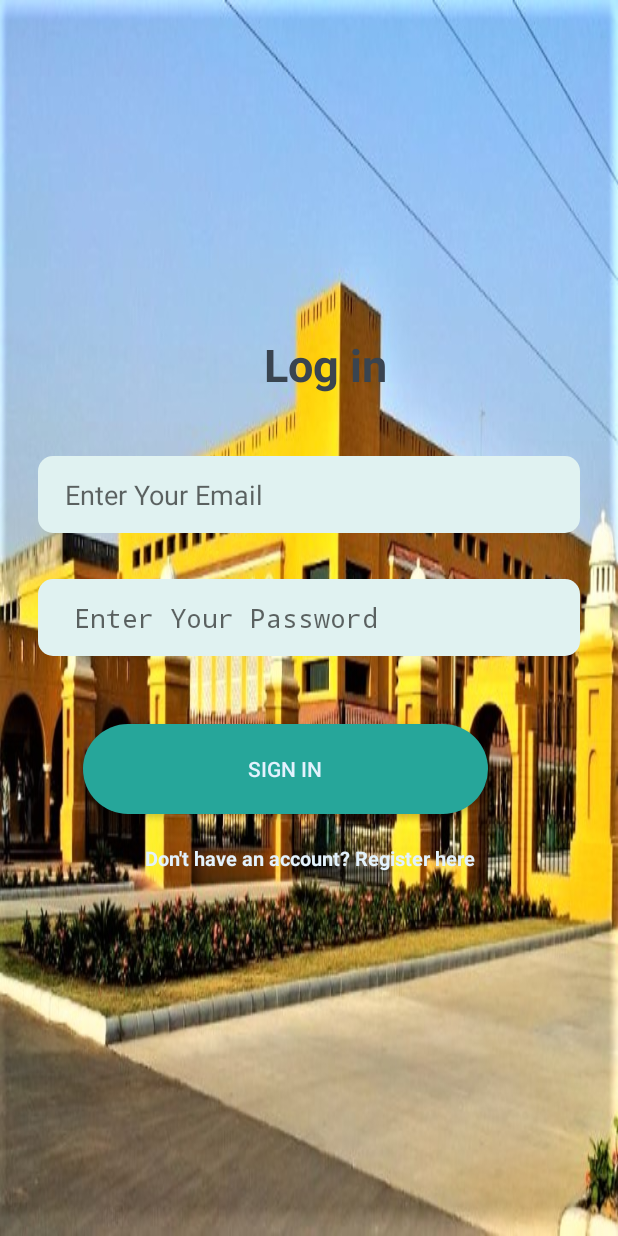
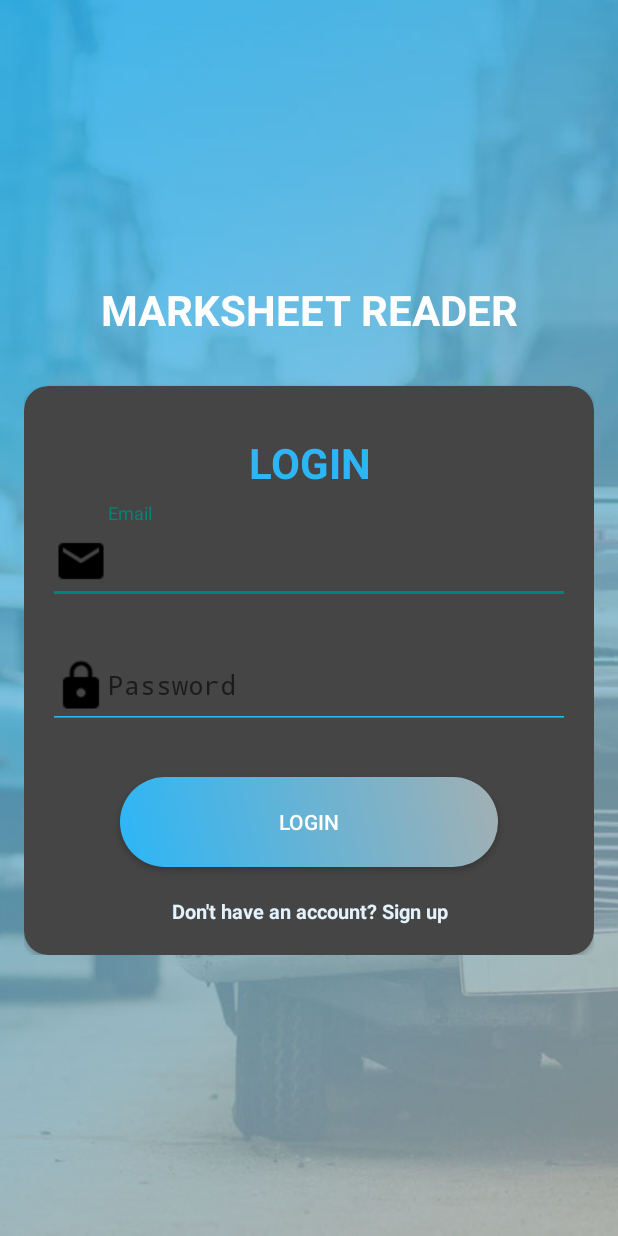
Before and after one commit to sikka-77/MarkSheetScanner, an Android app: the screen it shows after launch (LoginActivity), on a phone screen of 412 x 824 dp. Run offline under Robolectric (Android 15) with nearby library versions, the phone set to English and light mode, and no system bars; our stand-ins replace Firebase (no records; nobody signed in at launch, a user with empty details on screens opened directly).

Commit message:
login signup done

```diff
--- a/MarksheetScanner/app/build.gradle
+++ b/MarksheetScanner/app/build.gradle
@@ -30,6 +30,9 @@ dependencies {
     implementation 'com.google.firebase:firebase-database:16.0.1'
     implementation 'com.google.firebase:firebase-storage:16.0.1'
     implementation 'com.android.support:design:26.1.0'
+    implementation 'com.android.support:cardview-v7:21.+'
+    implementation 'com.android.support:recyclerview-v7:21.+'
+    implementation 'com.android.support:design:26.1.0'
 }
 
 apply plugin: 'com.google.gms.google-services'
--- /dev/null
+++ b/MarksheetScanner/app/src/main/res/drawable/black_cursor.xml
@@ -0,0 +1,5 @@
+<?xml version="1.0" encoding="utf-8"?>
+<shape xmlns:android="http://schemas.android.com/apk/res/android" android:shape="rectangle" >
+    <size android:width="1dp" />
+    <solid android:color="#2cb6f6"/>
+</shape>
--- a/MarksheetScanner/app/src/main/res/drawable/layout_background.xml
+++ b/MarksheetScanner/app/src/main/res/drawable/layout_background.xml
@@ -9,7 +9,10 @@
         android:topLeftRadius="30dp"
         android:topRightRadius="30dp" />
 
-    <solid android:color="@color/button_color" />
+    <gradient
+        android:startColor="#2cb6f6"
+        android:endColor="#a2b0b3"
+        android:angle="45" />
 
     <padding
         android:bottom="0dp"
--- a/MarksheetScanner/app/src/main/res/layout/activity_login.xml
+++ b/MarksheetScanner/app/src/main/res/layout/activity_login.xml
@@ -4,72 +4,129 @@
     xmlns:tools="http://schemas.android.com/tools"
     android:layout_width="match_parent"
     android:layout_height="match_parent"
-    android:padding="10dp"
-    android:background="@drawable/downloadnew2"
+    android:background="@drawable/background1"
+    android:padding="16dp"
     tools:context=".LoginActivity">
 
     <LinearLayout
         android:layout_width="match_parent"
         android:layout_height="wrap_content"
-        android:orientation="vertical"
+        android:layout_centerInParent="true"
+        android:layout_centerHorizontal="true"
+        android:orientation="vertical">
+
+        <TextView
+            android:id="@+id/marksheetReader"
+            android:layout_width="match_parent"
+            android:layout_height="wrap_content"
+            android:paddingBottom="32dp"
+            android:text="MARKSHEET READER"
+            android:textAlignment="center"
+            android:textColor="#ffffff"
+            android:textSize="28sp"
+            android:textStyle="bold" />
+
+        <android.support.v7.widget.CardView
+            android:id="@+id/cardview"
+            android:layout_width="match_parent"
+            android:layout_height="wrap_content"
+            android:paddingTop="8dp"
+
+            android:textAlignment="center"
+            app:cardBackgroundColor="#454545"
+            app:cardCornerRadius="16dp">
+
+            <LinearLayout
+                android:layout_width="match_parent"
+                android:layout_height="wrap_content"
+                android:layout_centerInParent="true"
 
                 android:layout_centerHorizontal="true"
-        android:layout_centerVertical="true">
+                android:layout_centerVertical="true"
+                android:orientation="vertical">
 
                 <TextView
                     android:layout_width="match_parent"
                     android:layout_height="wrap_content"
-            android:layout_marginBottom="25dp"
+                    android:paddingTop="32dp"
+                    android:paddingBottom="8dp"
+
+                    android:text="LOGIN"
                     android:textAlignment="center"
-            android:text=" Log in"
-            android:fontFamily="@string/bottom_sheet_behavior"
-            android:textSize="30dp"
-            android:textStyle="bold"
-            android:textColor="@color/editorColorPrimaryDark"
-            android:layout_marginLeft="15dp"
-            android:textAppearance="@style/Base.TextAppearance.AppCompat.Large"/>
+
+                    android:textColor="#2cb6f6"
+                    android:textSize="28dp"
+                    android:textStyle="bold" />
+
+                <android.support.design.widget.TextInputLayout
+                    android:layout_width="match_parent"
+                    android:layout_height="wrap_content"
+                    >
 
                     <EditText
+                        android:id="@+id/emailL"
                         android:layout_width="match_parent"
                         android:layout_height="wrap_content"
-            android:id="@+id/emailL"
-            android:padding="13dp"
-            android:background="@drawable/edit_text_background"
-            android:layout_margin="15dp"
-            android:hint=" Enter Your Email"
-            android:inputType="textEmailAddress"/>
-        <EditText
+                        android:layout_margin="16dp"
+                        android:backgroundTint="#2cb6f6"
+                        android:drawableStart="@drawable/baseline_email_black_18dp"
+                        android:hint="Email"
+                        android:inputType="textEmailAddress"
+                        android:textColor="#ffffff"
+                        android:textCursorDrawable="@drawable/black_cursor" />
+
+                </android.support.design.widget.TextInputLayout>
+
+                <android.support.design.widget.TextInputLayout
                     android:layout_width="match_parent"
                     android:layout_height="wrap_content"
+                    >
+
+                    <EditText
+                        android:id="@+id/passwordL"
+                        android:layout_width="match_parent"
+                        android:layout_height="wrap_content"
+                        android:layout_margin="16dp"
+                        android:backgroundTint="#2cb6f6"
+                        android:drawableStart="@drawable/baseline_lock_black_18dp"
+                        android:hint="Password"
                         android:inputType="textPassword"
-            android:padding="13dp"
-            android:layout_margin="15dp"
-            android:background="@drawable/edit_text_background"
-            android:hint=" Enter Your Password"
-            android:id="@+id/passwordL"/>
+                        android:textColor="#ffffff"
+                        android:textCursorDrawable="@drawable/black_cursor" />
+                </android.support.design.widget.TextInputLayout>
+
                 <Button
-            android:layout_width="wrap_content"
+                    android:id="@+id/Signinside"
+                    android:layout_width="match_parent"
                     android:layout_height="wrap_content"
-            android:id="@+id/Signinside"
-            android:layout_marginLeft="45dp"
-            android:layout_marginTop="30dp"
+                    android:layout_marginStart="64dp"
+                    android:layout_marginTop="16dp"
+                    android:layout_marginEnd="64dp"
                     android:background="@drawable/layout_background"
-            android:text="Sign In"
-            android:textColor="@color/button_text"
-            android:textAllCaps="true"/>
+                    android:text="LOGIN"
+                    android:textAlignment="center"
+                    android:textAllCaps="true"
+                    android:textColor="#ffffff" />
 
                 <TextView
+
+                    android:id="@+id/Register"
                     android:layout_width="match_parent"
                     android:layout_height="wrap_content"
-            android:text="Don't have an account? Register here"
                     android:layout_margin="20dp"
+                    android:text="Don't have an account? Sign up"
+                    android:textAlignment="center"
                     android:textColor="@color/button_text"
-            android:textStyle="bold"
+
                     android:textSize="13dp"
-
-            android:id="@+id/Register"
-            android:textAlignment="center"/>
+                    android:textStyle="bold" />
 
             </LinearLayout>
 
+        </android.support.v7.widget.CardView>
+
+
+    </LinearLayout>
+
+
 </RelativeLayout>
--- a/MarksheetScanner/app/src/main/res/values/strings.xml
+++ b/MarksheetScanner/app/src/main/res/values/strings.xml
@@ -1,3 +1,3 @@
 <resources>
-    <string name="app_name">MyFirebaseAuth</string>
+    <string name="app_name">MarkSheet Reader</string>
 </resources>
--- a/MarksheetScanner/app/src/main/res/values/styles.xml
+++ b/MarksheetScanner/app/src/main/res/values/styles.xml
@@ -6,6 +6,7 @@
         <item name="colorPrimary">@color/colorPrimary</item>
         <item name="colorPrimaryDark">@color/colorPrimaryDark</item>
         <item name="colorAccent">@color/colorAccent</item>
+
     </style>
 
     <style name="EditorTheme" parent="Theme.AppCompat.Light.DarkActionBar">
@@ -15,4 +16,5 @@
 
 
 
+
 </resources>
```
Also changed, not shown: MarksheetScanner/app/src/main/res/layout/activity_main.xml (+86 -38 lines), MarksheetScanner/app/src/main/res/drawable/background1.jpg (added), MarksheetScanner/app/src/main/res/drawable/baseline_email_black_18dp.png (added), MarksheetScanner/app/src/main/res/drawable/baseline_lock_black_18dp.png (added). Lines whose indentation alone changed are shown as unchanged.
